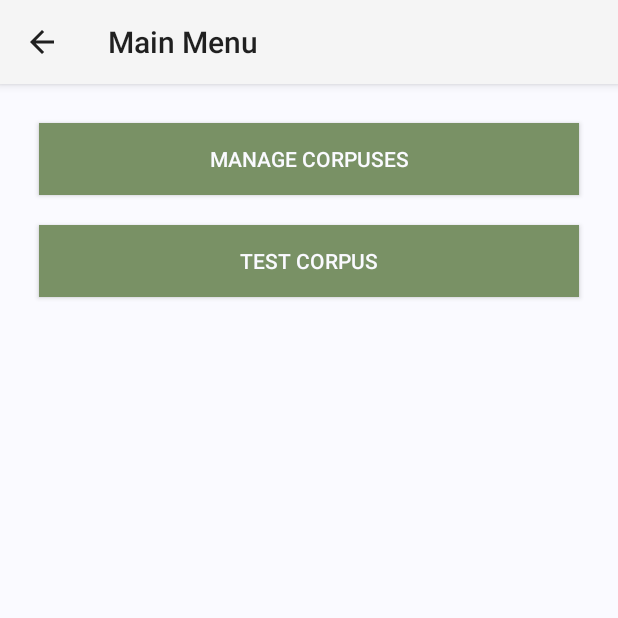
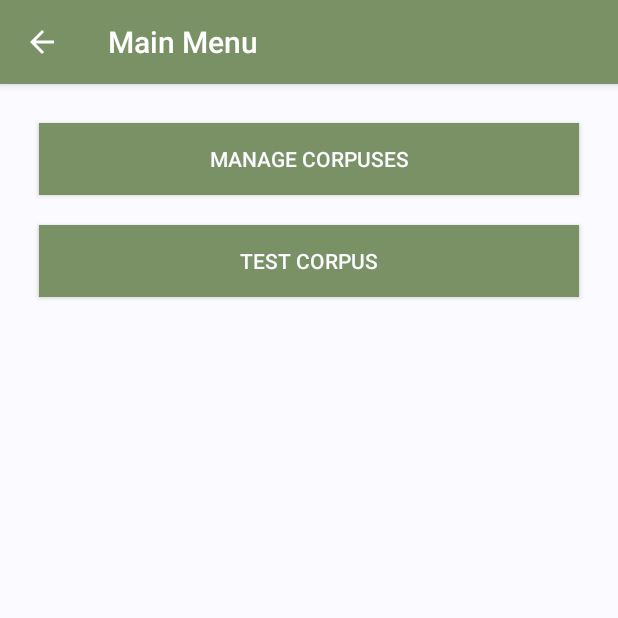
Before and after one commit to Aryetis/dronevoicerecognition, an Android app: the screen it shows after launch (MainMenuActivity), after a tap on "START", on a phone screen of 412 x 824 dp, the top half of it. Run offline under Robolectric (Android 15) with nearby library versions, the phone set to English and light mode, and no system bars.

Commit message:
Reverted back to AppCompatActivity as base classes + Cleaned up some code and interface elements

```diff
--- a/app/src/main/java/com/dvr/mel/dronevoicerecognition/LauncherActivity.java
+++ b/app/src/main/java/com/dvr/mel/dronevoicerecognition/LauncherActivity.java
@@ -1,5 +1,6 @@
 package com.dvr.mel.dronevoicerecognition;
 
+import android.app.ActionBar;
 import android.app.Activity;
 import android.content.Intent;
 import android.graphics.Typeface;
@@ -11,11 +12,13 @@ import android.view.WindowManager;
 import android.widget.Button;
 import android.widget.TextView;
 
-public class LauncherActivity extends Activity {
+public class LauncherActivity extends AppCompatActivity {
 
 
     @Override
     protected void onCreate(Bundle savedInstanceState) {
+        setTitle("Welcome!");
+
         super.onCreate(savedInstanceState);
 
         //Remove title bar
@@ -26,6 +29,10 @@ public class LauncherActivity extends Activity {
 
         //Set content view
         setContentView(R.layout.activity_launcher);
+
+        //Support remove action bar
+        android.support.v7.app.ActionBar actionBar = getSupportActionBar();
+        actionBar.hide();
 
         //Custom font
         TextView tx = (TextView)findViewById(R.id.launcherTitle);
--- a/app/src/main/java/com/dvr/mel/dronevoicerecognition/MainMenuActivity.java
+++ b/app/src/main/java/com/dvr/mel/dronevoicerecognition/MainMenuActivity.java
@@ -6,7 +6,7 @@ import android.support.v7.app.AppCompatActivity;
 import android.os.Bundle;
 import android.view.View;
 
-public class MainMenuActivity extends Activity {
+public class MainMenuActivity extends AppCompatActivity {
 
     @Override
     protected void onCreate(Bundle savedInstanceState) {
--- a/app/src/main/java/com/dvr/mel/dronevoicerecognition/ManageCorpusesActivity.java
+++ b/app/src/main/java/com/dvr/mel/dronevoicerecognition/ManageCorpusesActivity.java
@@ -4,16 +4,16 @@ import android.os.Bundle;
 import android.app.Activity;
 import android.support.v7.app.AppCompatActivity;
 
-public class ManageCorpusesActivity extends Activity {
+public class ManageCorpusesActivity extends AppCompatActivity {
 
 
 
 
     @Override
     protected void onCreate(Bundle savedInstanceState) {
+        setTitle("Manage Corpuses");
         super.onCreate(savedInstanceState);
         setContentView(R.layout.activity_manage_corpuses);
-        getActionBar().setDisplayHomeAsUpEnabled(true);
+        if(getActionBar() != null) getActionBar().setDisplayHomeAsUpEnabled(true);
     }
-
 }
--- a/app/src/main/res/layout/activity_launcher.xml
+++ b/app/src/main/res/layout/activity_launcher.xml
@@ -7,6 +7,7 @@
     android:layout_height="match_parent"
     android:transitionName="fade"
     android:background="@color/colorPrimaryDark"
+
     >
 
     <TextView
--- a/app/src/main/res/layout/activity_main_menu.xml
+++ b/app/src/main/res/layout/activity_main_menu.xml
@@ -9,8 +9,8 @@
     android:paddingRight="@dimen/activity_horizontal_margin"
     android:paddingTop="@dimen/activity_vertical_margin"
     tools:context="com.dvr.mel.dronevoicerecognition.MainMenuActivity"
-    android:transitionName="fade"
 
+    tools:theme="@style/AppTheme"
     android:background="@color/colorAccent">
 
     <LinearLayout
--- a/app/src/main/res/layout/activity_manage_corpuses.xml
+++ b/app/src/main/res/layout/activity_manage_corpuses.xml
@@ -9,14 +9,15 @@
     android:paddingLeft="@dimen/activity_horizontal_margin"
     android:paddingRight="@dimen/activity_horizontal_margin"
     android:paddingTop="@dimen/activity_vertical_margin"
-    android:transitionName="fade"
     tools:context="com.dvr.mel.dronevoicerecognition.ManageCorpusesActivity"
-    tools:theme="@style/AppTheme">
+    tools:theme="@style/AppTheme"
+    android:background="@color/colorAccent">
 
     <ListView
         android:layout_width="match_parent"
         android:layout_height="match_parent"
         android:layout_alignParentEnd="true" />
+
 
     <!--
        <android.support.design.widget.FloatingActionButton
--- a/app/src/main/res/values/styles.xml
+++ b/app/src/main/res/values/styles.xml
@@ -1,7 +1,7 @@
 <resources>
 
     <!-- Base application theme. -->
-    <style name="AppTheme" parent="android:Theme.Material.Light">
+    <style name="AppTheme" parent="Theme.AppCompat">
         <!-- Main theme colors -->
         <!--   App branding color for the app bar -->
         <item name="colorPrimary">@color/colorPrimary</item>
--- a/build.gradle
+++ b/build.gradle
@@ -1,12 +1,13 @@
 // Top-level build file where you can add configuration options common to all sub-projects/modules.
+
+
 
 buildscript {
     repositories {
         jcenter()
     }
     dependencies {
-        classpath 'com.android.tools.build:gradle:2.2.1'
-
+        classpath 'com.android.tools.build:gradle:2.2.2'
         // NOTE: Do not place your application dependencies here; they belong
         // in the individual module build.gradle files
     }
@@ -14,6 +15,7 @@ buildscript {
 
 allprojects {
     buildDir="C:/tmp/${rootProject.name}/${project.name}"
+
     repositories {
         jcenter()
     }
```
Also changed, not shown: app/src/main/res/drawable/custom_floating_button.xml (added, +13 -0 lines).
